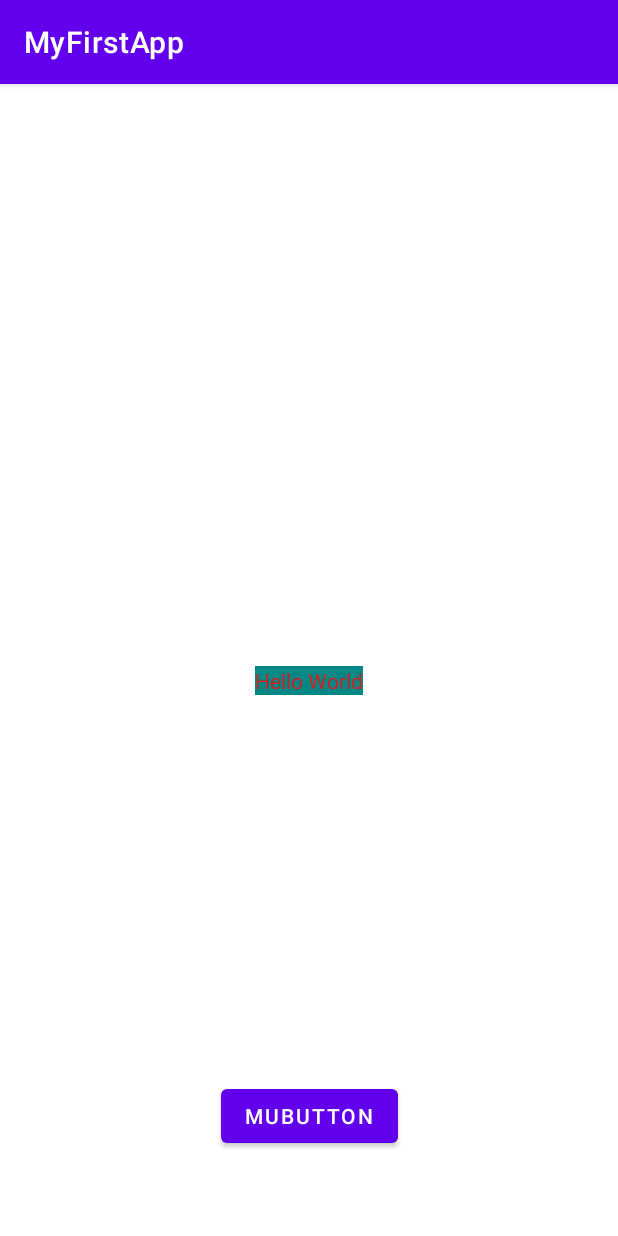
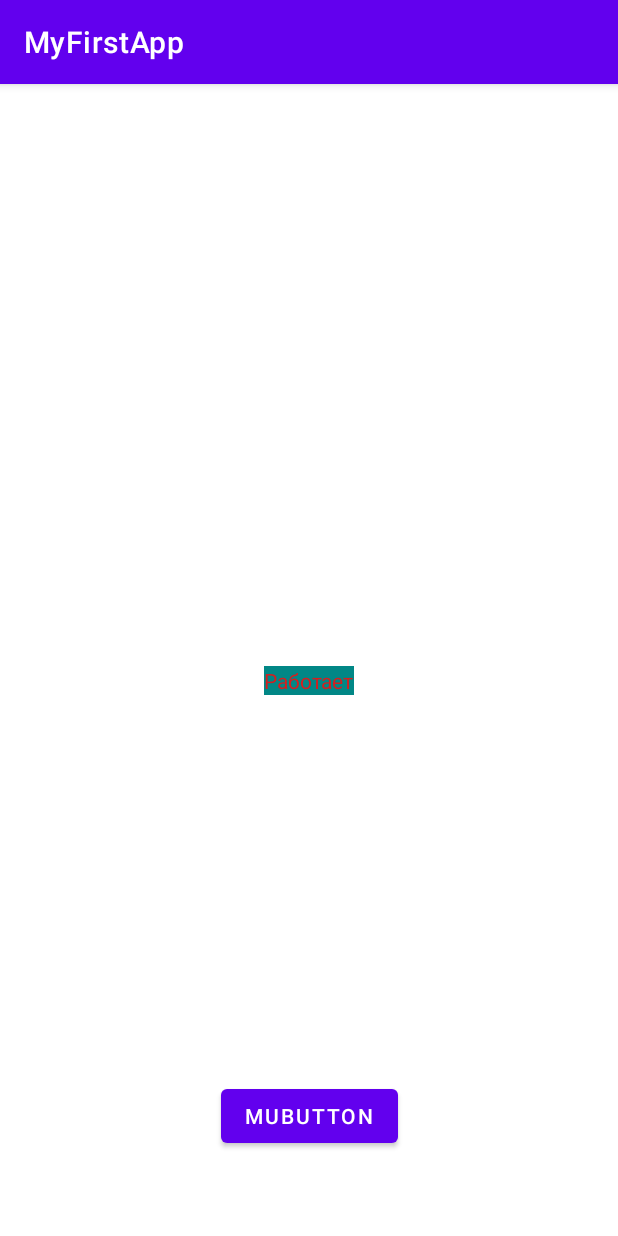
Before and after one commit to Descalzo1980/Kotlin, an Android app: the screen it shows after launch (MainActivity), after a tap on "MUBUTTON", on a phone screen of 412 x 824 dp. Run offline under Robolectric (Android 15) with nearby library versions, the phone set to English and light mode, and no system bars.

Commit message:
кнопочка работает

```diff
--- a/app/src/main/java/com/example/myfirstapp/MainActivity.kt
+++ b/app/src/main/java/com/example/myfirstapp/MainActivity.kt
@@ -6,27 +6,33 @@ import android.os.PersistableBundle
 import android.util.Log
 import android.util.LogPrinter
 import android.view.View
+import android.widget.Button
 import android.widget.TextView
 
 class MainActivity : AppCompatActivity() {
-
-    var a:Byte = 120 // целое число от  -128 до 127 1 байт
-    // одна единица информации (без разницы 0 это или 1) и называеся бит
-    //  8 бит равно Байт
-    var b:Short = 120 // -32768 до 32768 2 байта
-    var c:Int = 120 // по умолчанию Int -2147483648 до 2147483647 4 байта
-    var d:Long = 120 // 8 байт, числа уже ололо
-    var f:Float = 120.8f // 4 байта -3.4*10 в 38 до 3.4*10 в 38 степени
-    var g:Double = 120.5 // 8 байт 5.0 в 10 в 324 степени
-    var testBool: Boolean = true // это понятно
-    var test: Char = 'A' // это тоже понятно
-    var testString: String = "Привет как дела"
-
-
+    lateinit var tv: TextView
+    lateinit var bt: Button
 
     override fun onCreate(s: Bundle?) {
         super.onCreate(s)
         setContentView(R.layout.activity_main)
+
+        //tv.text = "Некий текст" не запстить, экрана нет
+        //var tv = findViewById<TextView>(R.id.tvTest) разные варианты
+        //var tv = findViewById<TextView>(R.id.tvTest) as TextView разные варианты
+        //tv = findViewById<TextView>(R.id.tvTest) разные варианты
+        tv = findViewById(R.id.tvTest)
+        bt = findViewById(R.id.buttonTest)
+        bt.setOnClickListener {
+            tv.text = "Работает"
+        }
     }
 
+    override fun onPause() {
+        super.onPause()
+        tv.text = "И вот опять"
+    }
+
+
+
 }
--- a/app/src/main/res/layout/activity_main.xml
+++ b/app/src/main/res/layout/activity_main.xml
@@ -11,7 +11,6 @@
         android:layout_width="wrap_content"
         android:layout_height="wrap_content"
         android:background="@color/teal_700"
-        android:onClick="onClickTest"
         android:text="@string/hello_world"
         android:textColor="#D61E1E"
         android:textColorHighlight="#E42F2F"
@@ -27,7 +26,6 @@
         android:layout_width="wrap_content"
         android:layout_height="wrap_content"
         android:layout_marginBottom="56dp"
-        android:onClick="onClickTest"
         android:text="MuButton"
         app:layout_constraintBottom_toBottomOf="parent"
         app:layout_constraintEnd_toEndOf="parent"
```
